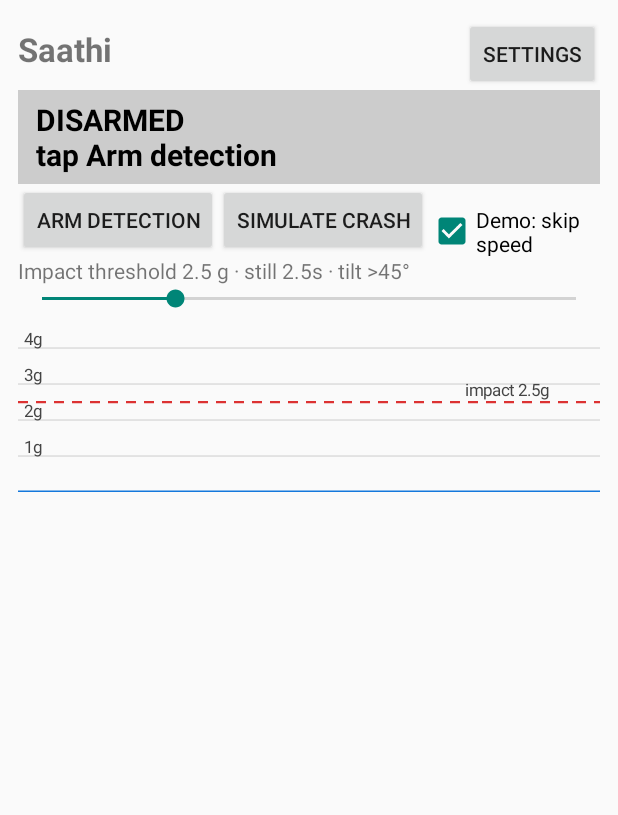
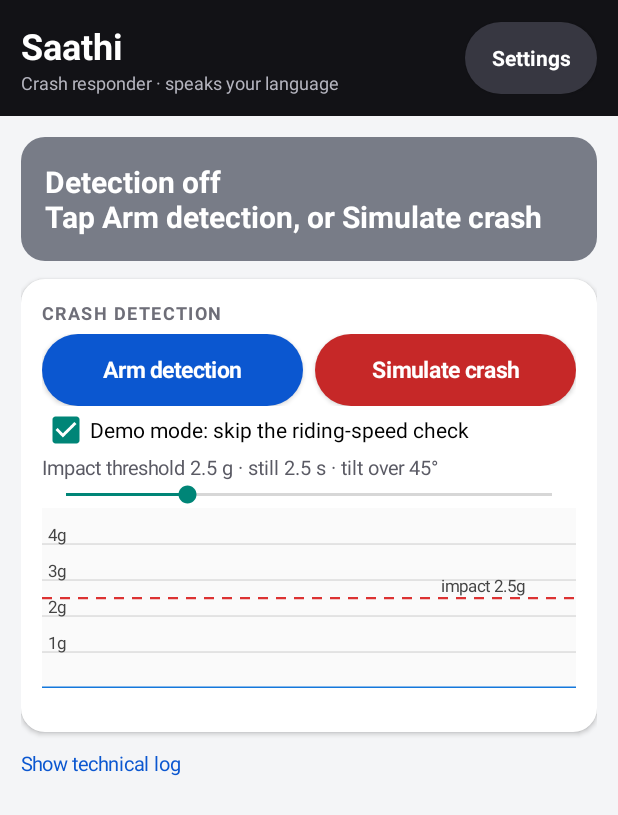
Before and after one commit to varad394/Saathi, an Android app: the screen it shows after launch (MainActivity), on a phone screen of 412 x 824 dp. Shown: the top 815 px of the screen. Run offline under Robolectric (Android 15) with nearby library versions, the phone set to English and light mode, and no system bars; libraries missing offline, so code that uses them is left out: io.agora.rtc2; network calls fail.

Commit message:
Symptoms (dizzy, headache, nausea, confused, chest pain...) recorded and answered with reviewed RIDER_STILL line, relayed to family/112; join page stays listen-only if mic is blocked; redesigned phone UI
Co-Authored-By: Claude Opus 5.5 <noreply@anthropic.com>

```diff
--- a/android/app/src/main/java/com/saathi/app/MainActivity.kt
+++ b/android/app/src/main/java/com/saathi/app/MainActivity.kt
@@ -8,6 +8,10 @@ import android.content.Intent
 import android.content.pm.PackageManager
 import android.graphics.Color
 import android.graphics.Typeface
+import android.view.Gravity
+import android.text.TextUtils
+import android.text.Html
+import android.graphics.drawable.GradientDrawable
 import android.hardware.Sensor
 import android.hardware.SensorEvent
 import android.hardware.SensorEventListener
@@ -107,61 +111,97 @@ class MainActivity : Activity(), SensorEventListener, CrashDetector.Listener {
     override fun onRequestPermissionsResult(requestCode: Int, permissions: Array<out String>, grantResults: IntArray) = startLocation()
 
     // ---------------- UI ----------------
+    private val dp get() = resources.displayMetrics.density
+    private fun rounded(color: Int, radius: Float = 16f, stroke: Int? = null) = GradientDrawable().apply {
+        setColor(color); cornerRadius = radius * dp; if (stroke != null) setStroke((1.5f * dp).toInt(), stroke)
+    }
+    private fun card(): LinearLayout = LinearLayout(this).apply {
+        orientation = LinearLayout.VERTICAL
+        val p = (14 * dp).toInt(); setPadding(p, p, p, p)
+        background = rounded(Color.WHITE)
+        elevation = 2 * dp
+    }
+    private fun cardParams() = LinearLayout.LayoutParams(LinearLayout.LayoutParams.MATCH_PARENT, LinearLayout.LayoutParams.WRAP_CONTENT)
+        .apply { bottomMargin = (12 * dp).toInt() }
+    private fun label(t: String) = TextView(this).apply {
+        text = t; textSize = 12f; setTextColor(Color.rgb(110, 110, 120)); setTypeface(null, Typeface.BOLD); letterSpacing = 0.08f
+        setPadding(0, 0, 0, (6 * dp).toInt())
+    }
+    private fun pill(t: String, bg: Int, fg: Int = Color.WHITE, size: Float = 16f, onClick: () -> Unit) = Button(this).apply {
+        text = t; textSize = size; setTextColor(fg); isAllCaps = false; setTypeface(null, Typeface.BOLD)
+        background = rounded(bg, 28f); setOnClickListener { onClick() }
+    }
+
     private fun buildUi() {
-        val d = resources.displayMetrics.density
-        val pad = (12 * d).toInt()
-        val root = LinearLayout(this).apply { orientation = LinearLayout.VERTICAL; setPadding(pad, pad, pad, pad) }
+        val pad = (14 * dp).toInt()
+        val page = LinearLayout(this).apply { orientation = LinearLayout.VERTICAL; setBackgroundColor(Color.rgb(244, 245, 247)) }
 
-        val top = LinearLayout(this).apply { orientation = LinearLayout.HORIZONTAL }
-        top.addView(TextView(this).apply { text = "Saathi"; textSize = 22f; setTypeface(null, Typeface.BOLD) },
-            LinearLayout.LayoutParams(0, LinearLayout.LayoutParams.WRAP_CONTENT, 1f))
-        top.addView(Button(this).apply { text = "Settings"; setOnClickListener { startActivity(Intent(this@MainActivity, SettingsActivity::class.java)) } })
-        root.addView(top)
+        // Header
+        val header = LinearLayout(this).apply {
+            orientation = LinearLayout.HORIZONTAL; setBackgroundColor(Color.rgb(18, 18, 22)); setPadding(pad, pad, pad, pad)
+            gravity = Gravity.CENTER_VERTICAL
+        }
+        val titles = LinearLayout(this).apply { orientation = LinearLayout.VERTICAL }
+        titles.addView(TextView(this).apply { text = "Saathi"; textSize = 24f; setTextColor(Color.WHITE); setTypeface(null, Typeface.BOLD) })
+        titles.addView(TextView(this).apply { text = "Crash responder · speaks your language"; textSize = 12f; setTextColor(Color.rgb(180, 180, 190)) })
+        header.addView(titles, LinearLayout.LayoutParams(0, LinearLayout.LayoutParams.WRAP_CONTENT, 1f))
+        header.addView(pill("Settings", Color.rgb(55, 55, 65), size = 14f) { startActivity(Intent(this, SettingsActivity::class.java)) })
+        page.addView(header)
 
-        stateView = TextView(this).apply { textSize = 20f; setTypeface(null, Typeface.BOLD); setPadding(pad, pad / 2, pad, pad / 2) }
-        root.addView(stateView)
+        val body = LinearLayout(this).apply { orientation = LinearLayout.VERTICAL; setPadding(pad, pad, pad, pad) }
 
-        // Emergency panel (visible during an incident)
-        emergency = LinearLayout(this).apply { orientation = LinearLayout.VERTICAL; visibility = View.GONE }
-        countdown = TextView(this).apply { textSize = 17f; setTextColor(Color.rgb(180, 60, 0)) }
+        // Status card
+        stateView = TextView(this).apply {
+            textSize = 20f; setTypeface(null, Typeface.BOLD); setTextColor(Color.WHITE)
+            val p = (16 * dp).toInt(); setPadding(p, p, p, p)
+        }
+        body.addView(stateView, cardParams())
+
+        // Emergency card (visible during an incident)
+        emergency = card().apply { visibility = View.GONE }
+        countdown = TextView(this).apply { textSize = 18f; setTextColor(Color.rgb(200, 90, 0)); setTypeface(null, Typeface.BOLD) }
         emergency.addView(countdown)
-        val big = LinearLayout(this).apply { orientation = LinearLayout.HORIZONTAL }
-        val h = (64 * d).toInt()
-        big.addView(Button(this).apply {
-            text = "I'M OK"; textSize = 20f; setBackgroundColor(Color.rgb(30, 140, 60)); setTextColor(Color.WHITE)
-            setOnClickListener { io.execute { tryPost("/crash/rider_ok") } }
-        }, LinearLayout.LayoutParams(0, h, 1f).apply { rightMargin = pad / 2 })
-        big.addView(Button(this).apply {
-            text = "I NEED HELP"; textSize = 18f; setBackgroundColor(Color.rgb(200, 30, 30)); setTextColor(Color.WHITE)
-            setOnClickListener { io.execute { tryPost("/crash/rider_help") } }
-        }, LinearLayout.LayoutParams(0, h, 1f))
+        val big = LinearLayout(this).apply { orientation = LinearLayout.HORIZONTAL; setPadding(0, (10 * dp).toInt(), 0, (10 * dp).toInt()) }
+        val h = (72 * dp).toInt()
+        big.addView(pill("I'M OK", Color.rgb(26, 127, 55), size = 22f) { io.execute { tryPost("/crash/rider_ok") } },
+            LinearLayout.LayoutParams(0, h, 1f).apply { rightMargin = (10 * dp).toInt() })
+        big.addView(pill("I NEED HELP", Color.rgb(198, 40, 40), size = 20f) { io.execute { tryPost("/crash/rider_help") } },
+            LinearLayout.LayoutParams(0, h, 1f))
         emergency.addView(big)
-        doneView = TextView(this).apply { textSize = 14f; setPadding(0, pad / 2, 0, pad / 2) }
+        emergency.addView(label("WHAT SAATHI HAS DONE"))
+        doneView = TextView(this).apply { textSize = 16f; setTextColor(Color.rgb(30, 30, 35)); setLineSpacing(4 * dp, 1f) }
         emergency.addView(doneView)
-        emergency.addView(TextView(this).apply { text = "Conversation"; textSize = 13f; setTypeface(null, Typeface.BOLD) })
-        transcriptView = TextView(this).apply { textSize = 15f; setPadding(0, 0, 0, pad / 2) }
+        emergency.addView(View(this).apply { setBackgroundColor(Color.rgb(230, 230, 235)) },
+            LinearLayout.LayoutParams(LinearLayout.LayoutParams.MATCH_PARENT, (1 * dp).toInt()).apply { topMargin = (12 * dp).toInt(); bottomMargin = (12 * dp).toInt() })
+        emergency.addView(label("CONVERSATION"))
+        transcriptView = TextView(this).apply {
+            textSize = 16f; setTextColor(Color.rgb(30, 30, 35)); setLineSpacing(6 * dp, 1f)
+            val p = (12 * dp).toInt(); setPadding(p, p, p, p); background = rounded(Color.rgb(246, 247, 250), 12f)
+        }
         emergency.addView(transcriptView)
-        val row3 = LinearLayout(this).apply { orientation = LinearLayout.HORIZONTAL }
-        row3.addView(Button(this).apply { text = "Call 112"; setOnClickListener { startActivity(Intent(Intent.ACTION_DIAL, Uri.parse("tel:112"))) } },
-            LinearLayout.LayoutParams(0, LinearLayout.LayoutParams.WRAP_CONTENT, 1f))
-        row3.addView(Button(this).apply { text = "End"; setOnClickListener { stop() } },
-            LinearLayout.LayoutParams(0, LinearLayout.LayoutParams.WRAP_CONTENT, 1f))
+        val row3 = LinearLayout(this).apply { orientation = LinearLayout.HORIZONTAL; setPadding(0, (12 * dp).toInt(), 0, 0) }
+        row3.addView(pill("Call 112", Color.WHITE, Color.rgb(198, 40, 40)) { startActivity(Intent(Intent.ACTION_DIAL, Uri.parse("tel:112"))) }
+            .apply { background = rounded(Color.WHITE, 28f, Color.rgb(198, 40, 40)) },
+            LinearLayout.LayoutParams(0, (52 * dp).toInt(), 1f).apply { rightMargin = (10 * dp).toInt() })
+        row3.addView(pill("End", Color.rgb(90, 90, 100)) { stop() }, LinearLayout.LayoutParams(0, (52 * dp).toInt(), 1f))
         emergency.addView(row3)
-        root.addView(emergency)
+        body.addView(emergency, cardParams())
 
-        // Detection controls
+        // Detection card
+        val det = card()
+        det.addView(label("CRASH DETECTION"))
         val row = LinearLayout(this).apply { orientation = LinearLayout.HORIZONTAL }
-        btnArm = Button(this).apply { text = "Arm detection"; setOnClickListener { toggleArm() } }
-        row.addView(btnArm)
-        row.addView(Button(this).apply { text = "Simulate crash"; setOnClickListener { simulate() } })
-        row.addView(CheckBox(this).apply {
-            text = "Demo: skip speed"; isChecked = detector.cfg.demoSkipSpeed
+        btnArm = pill("Arm detection", Color.rgb(11, 87, 208), size = 15f) { toggleArm() }
+        row.addView(btnArm, LinearLayout.LayoutParams(0, (48 * dp).toInt(), 1f).apply { rightMargin = (8 * dp).toInt() })
+        row.addView(pill("Simulate crash", Color.rgb(198, 40, 40), size = 15f) { simulate() }, LinearLayout.LayoutParams(0, (48 * dp).toInt(), 1f))
+        det.addView(row)
+        det.addView(CheckBox(this).apply {
+            text = "Demo mode: skip the riding-speed check"; isChecked = detector.cfg.demoSkipSpeed
             setOnCheckedChangeListener { _, c -> detector.cfg.demoSkipSpeed = c }
         })
-        root.addView(row)
-        thrLabel = TextView(this)
-        root.addView(thrLabel)
-        root.addView(SeekBar(this).apply {
+        thrLabel = TextView(this).apply { textSize = 13f; setTextColor(Color.rgb(90, 90, 100)) }
+        det.addView(thrLabel)
+        det.addView(SeekBar(this).apply {
             max = 60
             progress = ((detector.cfg.impactG - 1f) * 10).toInt()
             setOnSeekBarChangeListener(object : SeekBar.OnSeekBarChangeListener {
@@ -171,34 +211,41 @@ class MainActivity : Activity(), SensorEventListener, CrashDetector.Listener {
             })
         })
         graph = SensorGraphView(this)
-        root.addView(graph, LinearLayout.LayoutParams(LinearLayout.LayoutParams.MATCH_PARENT, (120 * d).toInt()))
-        liveView = TextView(this).apply { typeface = Typeface.MONOSPACE; textSize = 11f }
-        root.addView(liveView)
+        det.addView(graph, LinearLayout.LayoutParams(LinearLayout.LayoutParams.MATCH_PARENT, (120 * dp).toInt()))
+        liveView = TextView(this).apply { typeface = Typeface.MONOSPACE; textSize = 11f; setTextColor(Color.rgb(90, 90, 100)) }
+        det.addView(liveView)
+        body.addView(det, cardParams())
 
-        logView = TextView(this).apply { typeface = Typeface.MONOSPACE; textSize = 10f }
-        scroll = ScrollView(this).apply { addView(logView) }
-        root.addView(scroll, LinearLayout.LayoutParams(LinearLayout.LayoutParams.MATCH_PARENT, 0, 1f))
-        setContentView(root)
+        // Technical log (hidden by default)
+        logView = TextView(this).apply { typeface = Typeface.MONOSPACE; textSize = 10f; setTextColor(Color.rgb(60, 60, 70)) }
+        scroll = ScrollView(this).apply { addView(logView); visibility = View.GONE }
+        body.addView(TextView(this).apply {
+            text = "Show technical log"; textSize = 13f; setTextColor(Color.rgb(11, 87, 208))
+            setOnClickListener { scroll.visibility = if (scroll.visibility == View.GONE) View.VISIBLE else View.GONE }
+        })
+        body.addView(scroll, LinearLayout.LayoutParams(LinearLayout.LayoutParams.MATCH_PARENT, (220 * dp).toInt()))
+
+        page.addView(ScrollView(this).apply { addView(body) }, LinearLayout.LayoutParams(LinearLayout.LayoutParams.MATCH_PARENT, 0, 1f))
+        setContentView(page)
         setThreshold(detector.cfg.impactG)
-        showState(CrashDetector.State.DISARMED, "tap Arm detection")
+        showState(CrashDetector.State.DISARMED, "Tap Arm detection, or Simulate crash")
     }
 
     private fun setThreshold(g: Float) {
         detector.cfg.impactG = g
         graph.threshold = g
-        thrLabel.text = "Impact threshold %.1f g · still %.1fs · tilt >%.0f°".format(g, detector.cfg.stillWindowS, detector.cfg.orientDeg)
+        thrLabel.text = "Impact threshold %.1f g · still %.1f s · tilt over %.0f°".format(g, detector.cfg.stillWindowS, detector.cfg.orientDeg)
     }
 
     private fun showState(s: CrashDetector.State, detail: String) = runOnUiThread {
-        val (bg, label) = when (s) {
-            CrashDetector.State.DISARMED -> Color.LTGRAY to "DISARMED"
-            CrashDetector.State.MONITORING -> Color.rgb(170, 225, 180) to "MONITORING"
-            CrashDetector.State.IMPACT -> Color.rgb(255, 200, 90) to "IMPACT - checking…"
-            CrashDetector.State.CONFIRMED -> Color.rgb(240, 90, 90) to "CRASH DETECTED"
+        val (bg, title) = when (s) {
+            CrashDetector.State.DISARMED -> Color.rgb(120, 124, 135) to "Detection off"
+            CrashDetector.State.MONITORING -> Color.rgb(26, 127, 55) to "Watching for a crash"
+            CrashDetector.State.IMPACT -> Color.rgb(230, 140, 0) to "Impact detected, checking…"
+            CrashDetector.State.CONFIRMED -> Color.rgb(198, 40, 40) to "Crash detected"
         }
-        stateView.setBackgroundColor(bg)
-        stateView.setTextColor(Color.BLACK)
-        stateView.text = "$label\n$detail"
+        stateView.background = rounded(bg)
+        stateView.text = "$title\n$detail"
         btnArm.text = if (s == CrashDetector.State.DISARMED) "Arm detection" else "Disarm"
     }
 
@@ -358,27 +405,38 @@ class MainActivity : Activity(), SensorEventListener, CrashDetector.Listener {
         }
         maybeSendLinks(inc)
         val tr = inc.optJSONArray("transcript")
-        val convo = StringBuilder()
+        val convoHtml = StringBuilder()
         if (tr != null) for (i in maxOf(0, tr.length() - 8) until tr.length()) {
             val e = tr.getJSONObject(i)
-            convo.append(if (e.optString("who") == "saathi") "Saathi: " else "You: ").append(e.optString("text").trim()).append("\n")
+            val saathi = e.optString("who") == "saathi"
+            if (convoHtml.isNotEmpty()) convoHtml.append("<br>")
+            convoHtml.append(if (saathi) "<font color='#0b57d0'><b>Saathi:</b> " else "<font color='#1e1e23'><b>You:</b> ")
+                .append(TextUtils.htmlEncode(e.optString("text").trim())).append("</font>")
         }
+        val dest = inc.optString("destination").takeIf { it.isNotBlank() && it != "null" }
         runOnUiThread {
             emergency.visibility = if (state in setOf("CLOSED", "CANCELLED")) View.GONE else View.VISIBLE
-            stateView.setBackgroundColor(when (state) {
-                "RIDER_CHECK", "CANCEL_PENDING" -> Color.rgb(255, 200, 90)
-                "BYSTANDER", "COORDINATE" -> Color.rgb(240, 90, 90)
-                "HANDOVER" -> Color.rgb(120, 180, 240)
-                else -> Color.rgb(170, 225, 180)
-            })
-            stateView.text = "SAATHI: $state" + (inc.optString("destination").takeIf { it.isNotBlank() && it != "null" }?.let { "\nTo: $it" } ?: "")
+            val (bg, title) = when (state) {
+                "IMPACT", "DETECTED", "RIDER_CHECK" -> Color.rgb(230, 140, 0) to "Are you okay?"
+                "CANCEL_PENDING" -> Color.rgb(26, 127, 55) to "Cancelling the alert…"
+                "BYSTANDER" -> Color.rgb(198, 40, 40) to "Help is being called"
+                "COORDINATE" -> Color.rgb(198, 40, 40) to "Saathi is guiding the people with you"
+                "HANDOVER" -> Color.rgb(11, 87, 208) to "Ambulance team is here"
+                "CLOSED" -> Color.rgb(90, 90, 100) to "Incident closed"
+                "CANCELLED" -> Color.rgb(26, 127, 55) to "Alert cancelled - you're okay"
+                else -> Color.rgb(90, 90, 100) to state
+            }
+            stateView.background = rounded(bg)
+            stateView.text = title + (dest?.let { "\nGoing to: $it" } ?: "")
             countdown.text = when {
-                left != null -> "Calling family and ambulance in %.0f s unless you're OK".format(left)
-                state == "CANCEL_PENDING" -> "Cancelling… say or tap help if you need it"
+                left != null -> "Calling family and ambulance in %.0f s\nunless you say you're okay".format(left)
+                state == "CANCEL_PENDING" -> "Say \"help\" or tap I NEED HELP if you need it"
                 else -> ""
             }
+            countdown.visibility = if (countdown.text.isNullOrEmpty()) View.GONE else View.VISIBLE
             doneView.text = if (done.isEmpty()) "Nothing sent yet" else done.toString().trim()
-            transcriptView.text = if (convo.isEmpty()) "(listening…)" else convo.toString().trim()
+            transcriptView.text = if (convoHtml.isEmpty()) Html.fromHtml("<i>Listening…</i>", Html.FROM_HTML_MODE_LEGACY)
+                                  else Html.fromHtml(convoHtml.toString(), Html.FROM_HTML_MODE_LEGACY)
         }
         if (state == "CLOSED" || state == "CANCELLED") pollTask?.cancel(false)
     }
```
Also changed, not shown: 6 other files.
